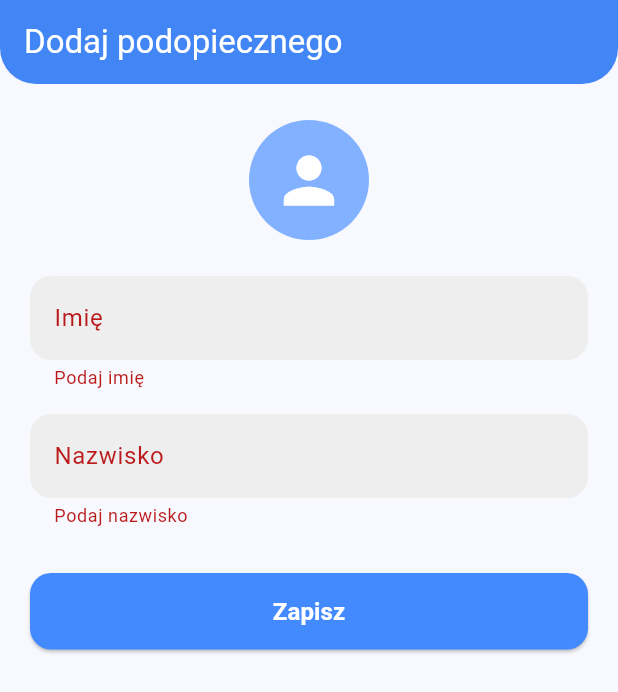
After one commit to tykhonchuk/Appka, a Flutter app: the AddFamilyMemberPage screen opened by its route, after a tap on "Zapisz", on a phone screen of 412 x 824 dp. The commit adds this screen. Shown: the top 692 px of the screen. Run offline on Flutter 3.47's test engine with Material 3 defaults, Android fonts, the phone set to English and light mode, and no system bars; our stand-ins replace camera, file_picker, firebase_auth, firebase_core, firebase_storage, flutter_bloc and 4 more; missing offline and left inert: flutter_pdfview; accounts and stored records are empty; generated files the repository leaves out were written again; network calls fail; statements that could not run were skipped.

Commit message:
add family member with button

```diff
--- a/lib/config/pages_route.dart
+++ b/lib/config/pages_route.dart
@@ -16,6 +16,8 @@ enum PagesRoute{
   previewPDFPage("/preview-pdf", "Preview PDF"),
   editProfilePage("/edit-profile", "Edit Profile Page"),
   familyMemberPage("/family-member", "Family Page"),
+  addFamilyMemberPage("/add-family-member", "Add Family Member Page"),
+
   ;
 
   const PagesRoute(this.path, this.name);
--- a/lib/cubit/family_cubit.dart
+++ b/lib/cubit/family_cubit.dart
@@ -36,6 +36,46 @@ class FamilyCubit extends Cubit<FamilyState> {
       emit(FamilyError(error: e, message: "Błąd pobierania członków rodziny"));
     }
   }
+
+  Future<void> addMember(String firstName, String lastName) async {
+    emit(const FamilyLoading());
+    try {
+      final prefs = await SharedPreferences.getInstance();
+      final token = prefs.getString('access_token');
+
+      final uri = Uri.parse('http://${ApiConfig.baseUrl}/family/add-member');
+
+      final response = await http.post(
+        uri,
+        headers: {
+          'Content-Type': 'application/json',
+          'Authorization': 'Bearer $token',
+        },
+        body: jsonEncode({
+          'first_name': firstName,
+          'last_name': lastName,
+        }),
+      );
+
+      if (response.statusCode == 201 || response.statusCode == 200) {
+        // po dodaniu od razu pobieramy zaktualizowaną listę
+        await fetchFamilyMembers();
+        emit(const FamilyAddSuccess());
+      } else {
+        final body = response.body.isNotEmpty ? response.body : '';
+        emit(FamilyError(
+          error: Exception('HTTP ${response.statusCode} $body'),
+          message: 'Nie udało się dodać podopiecznego',
+        ));
+      }
+    } catch (e) {
+      emit(FamilyError(
+        error: e,
+        message: 'Nie udało się dodać podopiecznego',
+      ));
+    }
+  }
+
 
   Future<void> deleteMember(int memberId) async {
     emit(const FamilyLoading());
--- a/lib/cubit/family_state.dart
+++ b/lib/cubit/family_state.dart
@@ -23,6 +23,10 @@ class FamilySuccess extends FamilyState {
   final String? token;
 }
 
+class FamilyAddSuccess extends FamilyState {
+  const FamilyAddSuccess();
+}
+
 class FamilyDeleteSuccess extends FamilyState {
   const FamilyDeleteSuccess();
 }
--- a/lib/main.dart
+++ b/lib/main.dart
@@ -4,6 +4,7 @@ import "package:appka/cubit/firebase_storage_cubit.dart";
 import "package:appka/cubit/ocr_cubit.dart";
 import "package:appka/pages/account_created_page.dart";
 import "package:appka/pages/add_document_page.dart";
+import "package:appka/pages/add_family_member.dart";
 import "package:appka/pages/camera_page.dart";
 import "package:appka/pages/change_password_page.dart";
 import "package:appka/pages/delete_account_page.dart";
@@ -99,6 +100,7 @@ void main() async {
       );
     } ,
     PagesRoute.editProfilePage.path: (context, state) => const EditProfilePage(),
+    PagesRoute.addFamilyMemberPage.path: (context, state) => const AddFamilyMemberPage(),
 
     PagesRoute.familyMemberPage.path: (context, state) {
       final member = state.extra as Map<String, dynamic>?;
--- /dev/null
+++ b/lib/pages/add_family_member.dart
@@ -0,0 +1,138 @@
+import 'package:flutter/material.dart';
+import 'package:flutter_bloc/flutter_bloc.dart';
+import 'package:appka/cubit/family_cubit.dart';
+
+class AddFamilyMemberPage extends StatefulWidget {
+  const AddFamilyMemberPage({super.key});
+
+  @override
+  State<AddFamilyMemberPage> createState() => _AddFamilyMemberPageState();
+}
+
+class _AddFamilyMemberPageState extends State<AddFamilyMemberPage> {
+  final _formKey = GlobalKey<FormState>();
+  final _firstNameController = TextEditingController();
+  final _lastNameController = TextEditingController();
+
+  void _saveMember() async {
+    if (!_formKey.currentState!.validate()) return;
+
+    await context.read<FamilyCubit>().addMember(
+      _firstNameController.text.trim(),
+      _lastNameController.text.trim(),
+    );
+
+    if (!mounted) return;
+
+    Navigator.pop(context);
+    ScaffoldMessenger.of(context).showSnackBar(
+      const SnackBar(content: Text("Podopieczny został dodany")),
+    );
+  }
+
+  @override
+  Widget build(BuildContext context) {
+    return Scaffold(
+      // 🔵 Gradient + zaokrąglone rogi jak w FamilyPage
+      appBar: AppBar(
+        backgroundColor: Colors.blueAccent,
+        elevation: 4,
+        shape: const RoundedRectangleBorder(
+          borderRadius: BorderRadius.vertical(
+            bottom: Radius.circular(24),
+          ),
+        ),
+        title: const Text(
+          "Dodaj podopiecznego",
+          style: TextStyle(color: Colors.white),
+        ),
+        iconTheme: const IconThemeData(color: Colors.white),
+      ),
+
+      body: SingleChildScrollView(
+        child: Column(
+          children: [
+            const SizedBox(height: 24),
+
+            // Avatar jak w MemberDetailPage
+            CircleAvatar(
+              radius: 40,
+              backgroundColor: Colors.blueAccent.shade100,
+              child: const Icon(Icons.person, size: 50, color: Colors.white),
+            ),
+
+            const SizedBox(height: 24),
+
+            Padding(
+              padding: const EdgeInsets.symmetric(horizontal: 20),
+              child: Form(
+                key: _formKey,
+                child: Column(
+                  children: [
+                    // ✏ Imię
+                    TextFormField(
+                      controller: _firstNameController,
+                      decoration: InputDecoration(
+                        labelText: "Imię",
+                        filled: true,
+                        fillColor: Colors.grey.shade200,
+                        border: OutlineInputBorder(
+                          borderRadius: BorderRadius.circular(14),
+                          borderSide: BorderSide.none,
+                        ),
+                      ),
+                      validator: (value) =>
+                      value!.isEmpty ? "Podaj imię" : null,
+                    ),
+                    const SizedBox(height: 16),
+
+                    // ✏ Nazwisko
+                    TextFormField(
+                      controller: _lastNameController,
+                      decoration: InputDecoration(
+                        labelText: "Nazwisko",
+                        filled: true,
+                        fillColor: Colors.grey.shade200,
+                        border: OutlineInputBorder(
+                          borderRadius: BorderRadius.circular(14),
+                          borderSide: BorderSide.none,
+                        ),
+                      ),
+                      validator: (value) =>
+                      value!.isEmpty ? "Podaj nazwisko" : null,
+                    ),
+
+                    const SizedBox(height: 30),
+
+                    // 🔵 Niepełna szerokość, styl jak przycisków u Ciebie
+                    SizedBox(
+                      width: double.infinity,
+                      child: ElevatedButton(
+                        onPressed: _saveMember,
+                        style: ElevatedButton.styleFrom(
+                          backgroundColor: Colors.blueAccent,
+                          shape: RoundedRectangleBorder(
+                            borderRadius: BorderRadius.circular(14),
+                          ),
+                          padding: const EdgeInsets.symmetric(vertical: 14),
+                        ),
+                        child: const Text(
+                          "Zapisz",
+                          style: TextStyle(
+                            fontSize: 16,
+                            fontWeight: FontWeight.bold,
+                            color: Colors.white,
+                          ),
+                        ),
+                      ),
+                    )
+                  ],
+                ),
+              ),
+            )
+          ],
+        ),
+      ),
+    );
+  }
+}
--- a/lib/pages/family_page.dart
+++ b/lib/pages/family_page.dart
@@ -27,8 +27,7 @@ class _FamilyPageState extends State<FamilyPage> {
     return Scaffold(
       floatingActionButton: FloatingActionButton(
         onPressed: () {
-          // TODO: przejście do ekranu dodawania podopiecznego
-          // context.push(PagesRoute.addFamilyMemberPage.path);
+          context.push(PagesRoute.addFamilyMemberPage.path);
         },
         backgroundColor: Colors.blueAccent,
         child: const Icon(Icons.person_add, color: Colors.white),
```
Also changed, not shown: lib/pages/edit_family_member.dart (added).
